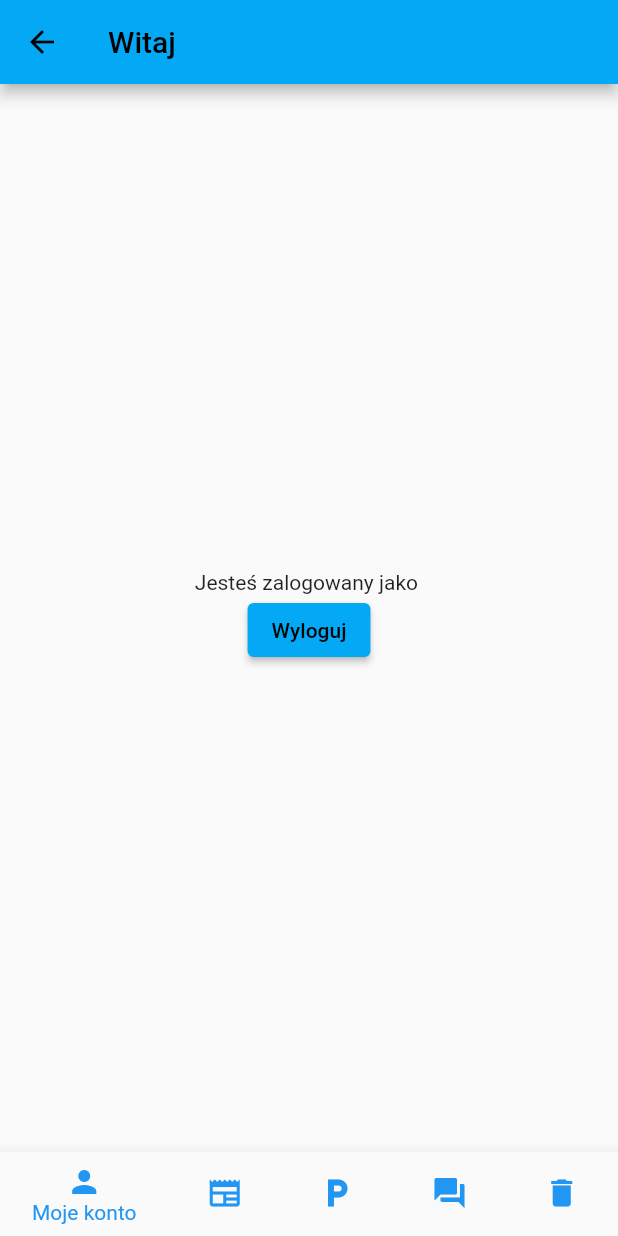
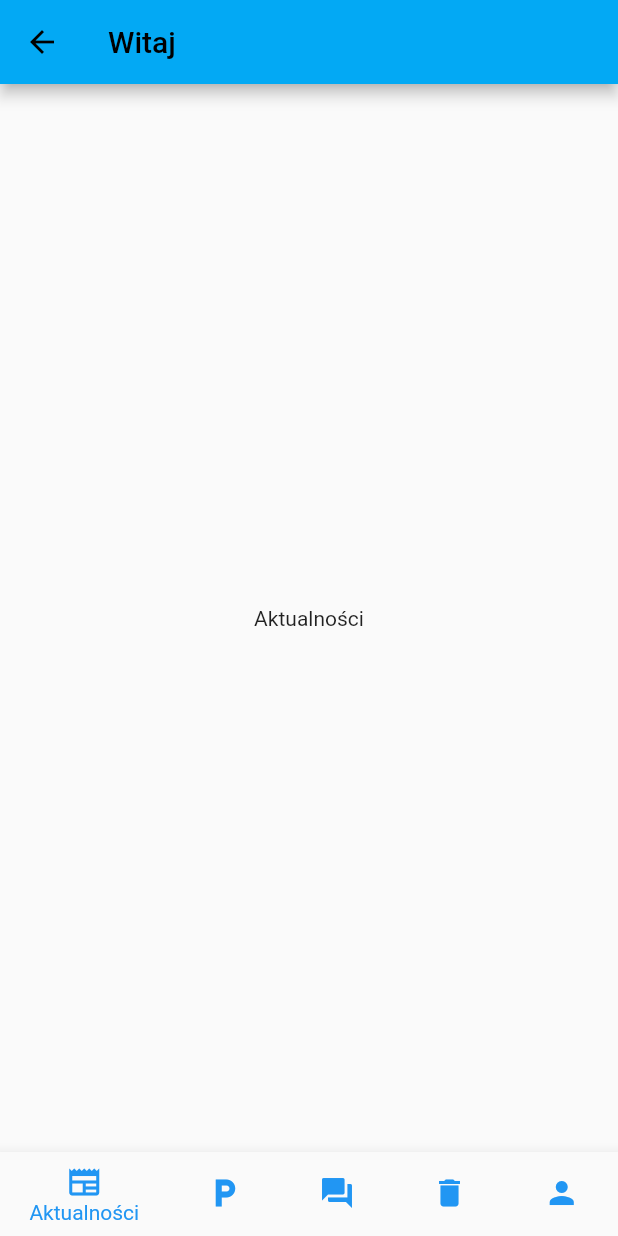
Before and after one commit to michaell931/estate_community_app, a Flutter app: the screen it shows after launch, after a tap on "Przejdź do aplikacji", on a phone screen of 412 x 824 dp. Run offline on Flutter 3.47's test engine with Material 2 defaults, Android fonts, the phone set to English and light mode, and no system bars; our stand-ins replace firebase_auth, firebase_core, google_fonts; accounts and stored records are empty; network calls fail.

```diff
--- a/lib/app/features/home/home_page.dart
+++ b/lib/app/features/home/home_page.dart
@@ -20,22 +20,22 @@ class _HomePageState extends State<HomePage> {
         title: Text('Witaj ${widget.user.email}'),
       ),
       body: Builder(builder: (context) {
-        if (currentIndex == 1) {
+        if (currentIndex == 0) {
           return const Center(
             child: Text('Aktualności'),
           );
         }
-        if (currentIndex == 2) {
+        if (currentIndex == 1) {
           return const Center(
             child: Text('Mapa parkingu'),
           );
         }
-        if (currentIndex == 3) {
+        if (currentIndex == 2) {
           return const Center(
             child: Text('Forum'),
           );
         }
-        if (currentIndex == 4) {
+        if (currentIndex == 3) {
           return const Center(
             child: Text('Odpady'),
           );
@@ -45,6 +45,9 @@ class _HomePageState extends State<HomePage> {
             mainAxisAlignment: MainAxisAlignment.center,
             children: [
               Text('Jesteś zalogowany jako ${widget.user.email}'),
+              const SizedBox(
+                height: 20,
+              ),
               ElevatedButton(
                   onPressed: () {
                     FirebaseAuth.instance.signOut();
@@ -68,13 +71,13 @@ class _HomePageState extends State<HomePage> {
         },
         items: const [
           BottomNavigationBarItem(
-              icon: Icon(Icons.person), label: 'Moje konto'),
-          BottomNavigationBarItem(
               icon: Icon(Icons.newspaper), label: 'Aktualności'),
           BottomNavigationBarItem(
               icon: Icon(Icons.local_parking), label: 'Mapa parkingu'),
           BottomNavigationBarItem(icon: Icon(Icons.forum), label: 'Forum'),
           BottomNavigationBarItem(icon: Icon(Icons.delete), label: 'Odpady'),
+          BottomNavigationBarItem(
+              icon: Icon(Icons.person), label: 'Moje konto'),
         ],
         fixedColor: Colors.blue,
         unselectedItemColor: Colors.blue,
--- a/lib/app/features/start/starting_page.dart
+++ b/lib/app/features/start/starting_page.dart
@@ -26,8 +26,9 @@ class StartingPage extends StatelessWidget {
               Text(
                 'APARTAMENTY ZŁOTA 1',
                 style: GoogleFonts.nunito(
-                  color: Colors.yellowAccent,
-                  fontSize: 27,
+                  color: Colors.yellow,
+                  fontSize: 30,
+                  textStyle: const TextStyle(decoration: TextDecoration.none),
                 ),
               ),
               ElevatedButton(
```
